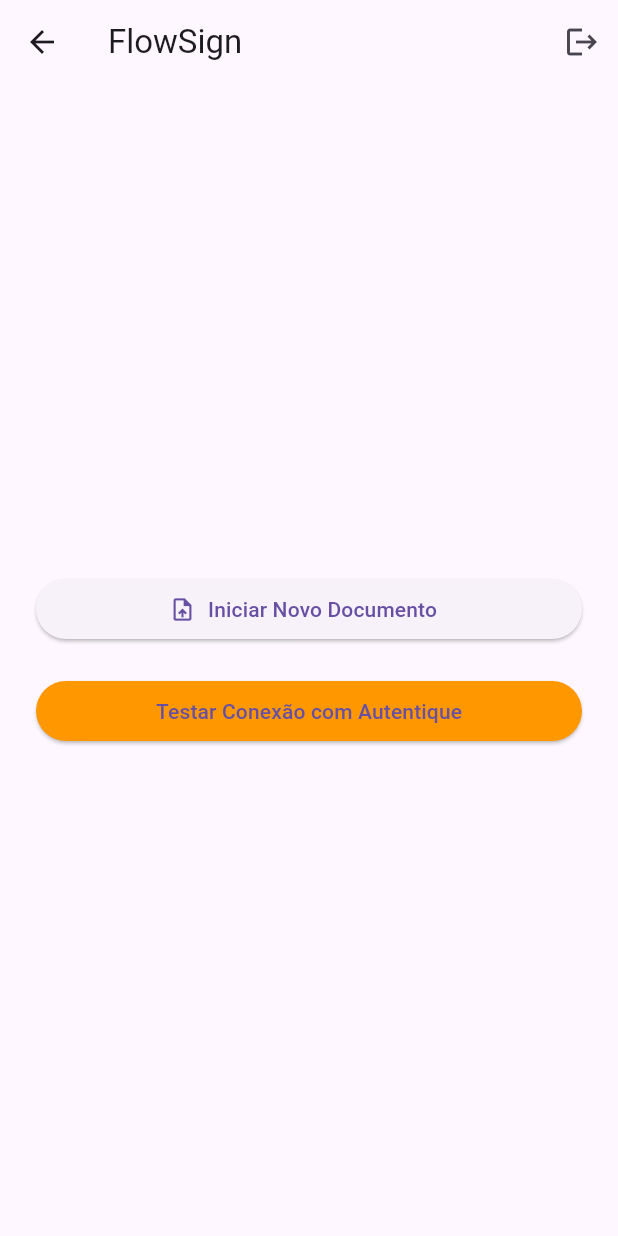
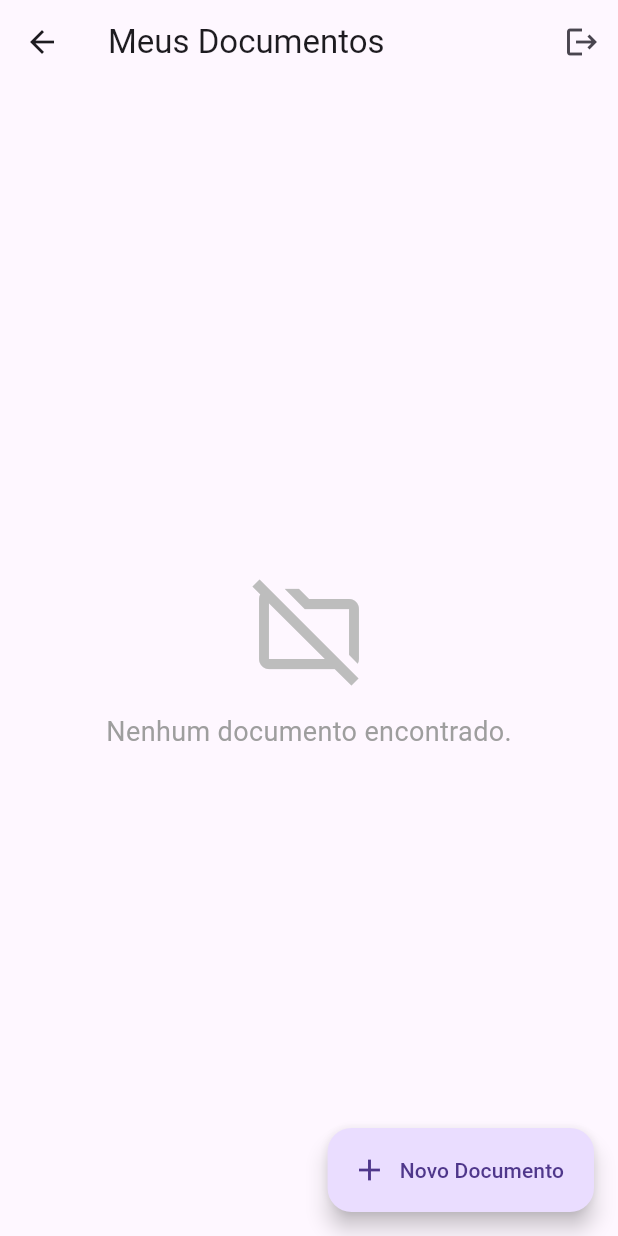
Before and after one commit to JoaoPapp/Portifolio, a Flutter app: the UploadScreen screen opened by its route, on a phone screen of 412 x 824 dp. Run offline on Flutter 3.47's test engine with Material 3 defaults, Android fonts, the phone set to English and light mode, and no system bars; our stand-ins replace cloud_firestore, file_picker, firebase_auth, firebase_core, flutter_dotenv, get and 1 more; accounts and stored records are empty.

Commit message:
resolvendo bugs

```diff
--- a/lib/screens/upload_screen.dart
+++ b/lib/screens/upload_screen.dart
@@ -4,15 +4,29 @@ import 'package:flutter/material.dart';
 import 'package:get/get.dart';
 import 'package:portifolio/screens/signers_selection_screen.dart';
 import '../controllers/auth_controller.dart';
-import '../services/api_service.dart';
+import '../controllers/document_controller.dart';
 
 class UploadScreen extends StatelessWidget {
   const UploadScreen({super.key});
 
+  // Função auxiliar para retornar um ícone baseado no status
+  IconData _getIconForStatus(String? status) {
+    switch (status) {
+      case 'em_andamento':
+        return Icons.hourglass_top_rounded;
+      case 'concluido':
+        return Icons.check_circle_outline_rounded;
+      case 'cancelado':
+        return Icons.cancel_outlined;
+      default:
+        return Icons.description_outlined;
+    }
+  }
+
   @override
   Widget build(BuildContext context) {
     final AuthController authController = Get.find();
-    final ApiService apiService = Get.find();
+    final DocumentController docController = Get.find();
 
     Future<void> pickFile() async {
       final result = await FilePicker.platform.pickFiles(
@@ -25,63 +39,82 @@ class UploadScreen extends StatelessWidget {
       }
     }
 
-    // Função de teste atualizada para buscar DOCUMENTOS
-    Future<void> testAutentiqueApi() async {
-      print("--- Testando a API do Autentique... ---");
-      try {
-        final documents = await apiService.fetchDocuments();
-        print("✅ SUCESSO! Documentos encontrados na API: ${documents.length}");
-        for (var doc in documents) {
-          print(" - Documento: ${doc.name}");
-        }
-        Get.snackbar(
-          "Sucesso!",
-          "Conexão com a API do Autentique funcionando! ${documents.length} documentos encontrados.",
-          backgroundColor: Colors.green,
-          colorText: Colors.white,
-        );
-      } catch (e) {
-        print("❌ ERRO ao conectar com a API do Autentique: ${e.toString()}");
-        Get.snackbar(
-          "Erro na API",
-          "Não foi possível conectar com a API do Autentique. Verifique o console.",
-          backgroundColor: Colors.red,
-          colorText: Colors.white,
-        );
-      }
-    }
-
     return Scaffold(
       appBar: AppBar(
-        title: const Text('FlowSign'),
+        title: const Text('Meus Documentos'),
         actions: [
           IconButton(
             icon: const Icon(Icons.logout),
-            onPressed: () => authController.signOut(),
+            onPressed: () {
+              authController.signOut();
+            },
           ),
         ],
       ),
-      body: Center(
-        child: Padding(
-          padding: const EdgeInsets.all(24.0),
+      // O Obx torna a UI reativa às mudanças nos controllers
+      body: Obx(() {
+        // Mostra um indicador de progresso enquanto os documentos carregam pela primeira vez
+        if (docController.isLoading.value && docController.documents.isEmpty) {
+          return const Center(child: CircularProgressIndicator());
+        }
+
+        // Mostra uma mensagem se a lista de documentos estiver vazia
+        if (docController.documents.isEmpty) {
+          return Center(
             child: Column(
               mainAxisAlignment: MainAxisAlignment.center,
-            crossAxisAlignment: CrossAxisAlignment.stretch,
               children: [
-              ElevatedButton.icon(
-                onPressed: pickFile,
-                icon: const Icon(Icons.upload_file),
-                label: const Text('Iniciar Novo Documento'),
+                Icon(
+                  Icons.folder_off_outlined,
+                  size: 80,
+                  color: Colors.grey[400],
                 ),
-              const SizedBox(height: 20),
-              ElevatedButton(
-                onPressed: testAutentiqueApi,
-                style: ElevatedButton.styleFrom(backgroundColor: Colors.orange),
-                child: const Text('Testar Conexão com Autentique'),
+                const SizedBox(height: 16),
+                const Text(
+                  'Nenhum documento encontrado.',
+                  style: TextStyle(fontSize: 18, color: Colors.grey),
                 ),
               ],
             ),
+          );
+        }
+
+        // Constrói a lista de documentos
+        return ListView.builder(
+          padding: const EdgeInsets.all(8.0),
+          itemCount: docController.documents.length,
+          itemBuilder: (context, index) {
+            final document = docController.documents[index];
+            return Card(
+              elevation: 2,
+              margin: const EdgeInsets.symmetric(vertical: 6, horizontal: 8),
+              child: ListTile(
+                leading: Icon(
+                  _getIconForStatus(document.status),
+                  color: Colors.blue,
+                  size: 40,
                 ),
+                title: Text(
+                  document.name,
+                  style: const TextStyle(fontWeight: FontWeight.bold),
+                ),
+                subtitle: Text(
+                  "Status: ${document.status ?? 'Não definido'}",
+                  style: const TextStyle(color: Colors.black54),
+                ),
+                onTap: () {
+                  // Ação ao clicar em um documento (ex: ver detalhes)
+                },
+              ),
+            );
+          },
+        );
+      }),
+      floatingActionButton: FloatingActionButton.extended(
+        onPressed: pickFile,
+        label: const Text('Novo Documento'),
+        icon: const Icon(Icons.add),
+        tooltip: 'Iniciar Novo Documento',
       ),
     );
   }
```
Lines whose indentation alone changed are shown as unchanged.
